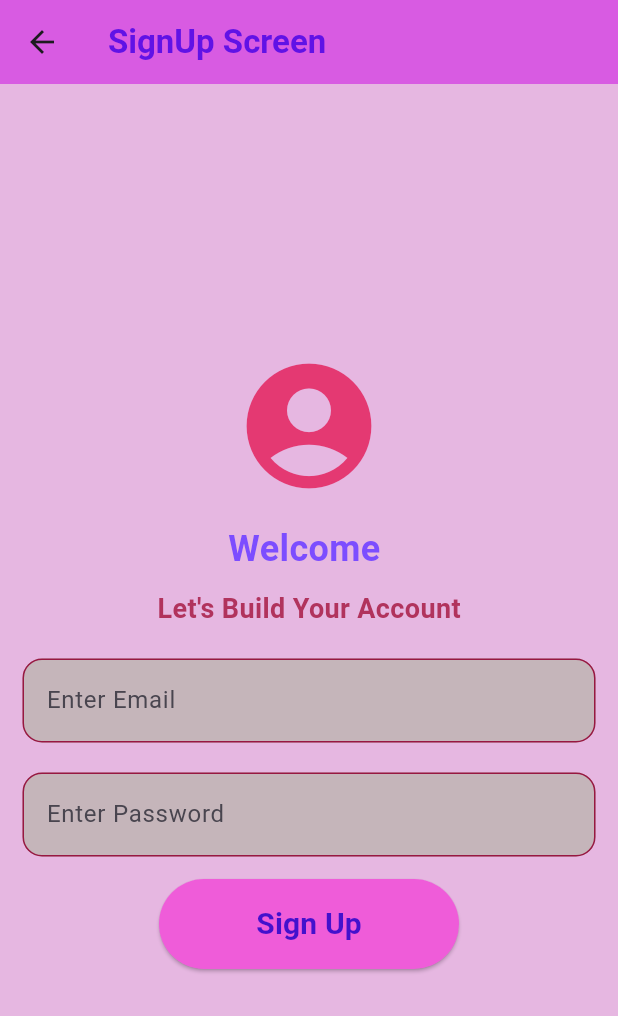
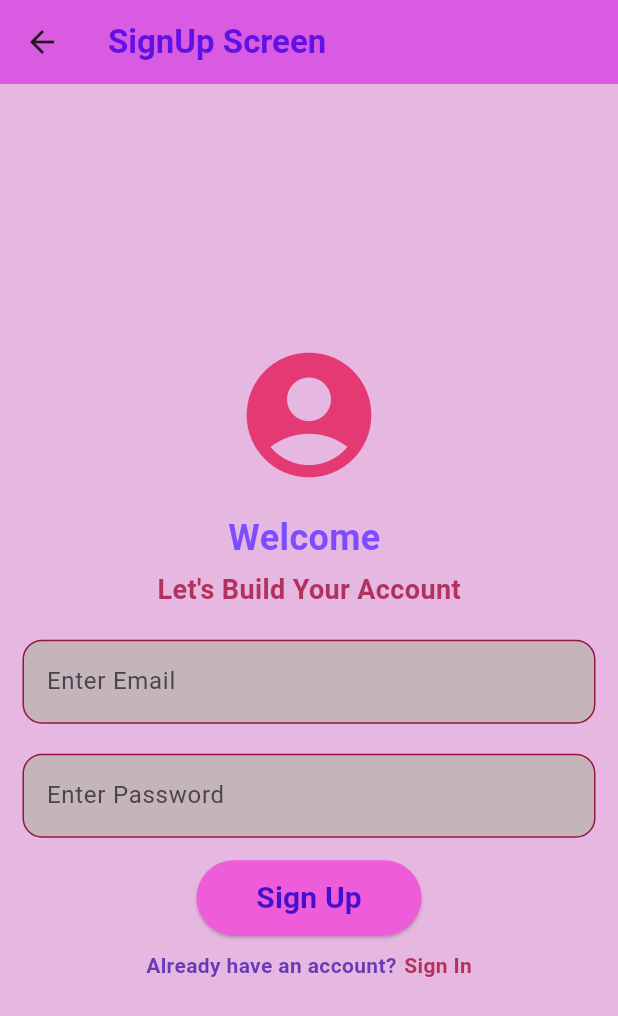
Before and after one commit to mohsinbehzad/Flutter-Firebase-Projects, a Flutter app: the SignUpScreen screen opened directly, on a phone screen of 412 x 824 dp. Shown: the top 1016 px of the screen. Run offline on Flutter 3.47's test engine with Material 3 defaults, Android fonts, the phone set to English and light mode, and no system bars; our stand-ins replace firebase_auth, firebase_core; accounts and stored records are empty; network calls fail.

Commit message:
navigation completed

```diff
--- a/auth/lib/Screens/sign_up_screen.dart
+++ b/auth/lib/Screens/sign_up_screen.dart
@@ -1,6 +1,9 @@
+import 'package:auth/Screens/login_screen.dart';
 import 'package:flutter/material.dart';
 
 class SignUpScreen extends StatefulWidget {
+  static route() =>
+      MaterialPageRoute(builder: (context) => const SignUpScreen());
   const SignUpScreen({super.key});
 
   @override
@@ -51,7 +54,7 @@ class _SignUpScreenState extends State<SignUpScreen> {
                   ),
                 ),
 
-                SizedBox(height: 10),
+                SizedBox(height: 5),
 
                 Text(
                   "Let's Build Your Account",
@@ -109,9 +112,7 @@ class _SignUpScreenState extends State<SignUpScreen> {
 
                 SizedBox(height: 15),
 
-                SizedBox(
-                  // width: double.infinity,
-                  child: ElevatedButton(
+                ElevatedButton(
                   onPressed: () {},
                   style: ButtonStyle(
                     backgroundColor: WidgetStateProperty.all(
@@ -121,18 +122,44 @@ class _SignUpScreenState extends State<SignUpScreen> {
                       const Color.fromARGB(255, 67, 17, 205),
                     ),
                     minimumSize: WidgetStateProperty.all(
-                        Size(200, 60), // width & height
+                      Size(150, 50), // width & height
                     ),
                   ),
 
                   child: Text(
                     'Sign Up',
+                    style: TextStyle(fontSize: 20, fontWeight: FontWeight.bold),
+                  ),
+                ),
+
+                SizedBox(height: 10),
+
+                Row(
+                  mainAxisAlignment: MainAxisAlignment.center,
+                  children: [
+                    Text(
+                      'Already have an account?',
                       style: TextStyle(
-                        fontSize: 20,
                         fontWeight: FontWeight.bold,
+                        color: Colors.deepPurple,
+                      ),
+                    ),
+
+                    SizedBox(width: 5),
+
+                    GestureDetector(
+                      onTap: () {
+                        Navigator.push(context, LoginScreen.route());
+                      },
+                      child: Text(
+                        'Sign In',
+                        style: TextStyle(
+                          fontWeight: FontWeight.bold,
+                          color: const Color.fromARGB(255, 177, 51, 93),
                         ),
                       ),
                     ),
+                  ],
                 ),
               ],
             ),
```
Also changed, not shown: auth/lib/Screens/login_screen.dart (+14 -5 lines). Lines whose indentation alone changed are shown as unchanged.
